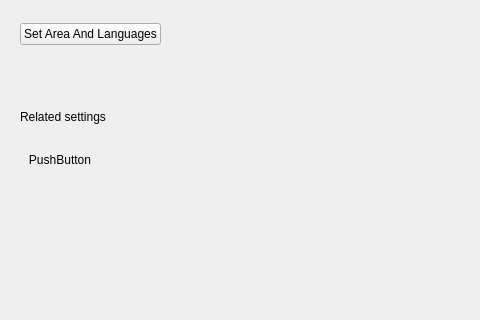
This is plugins/time-language/area/area.ui in ukui/ukui-control-center as Qt 5 draws it before an edit; both pictures show x 0 to 480 and y 135 to 455 of the 800 by 710 pixel window. The edited form follows.
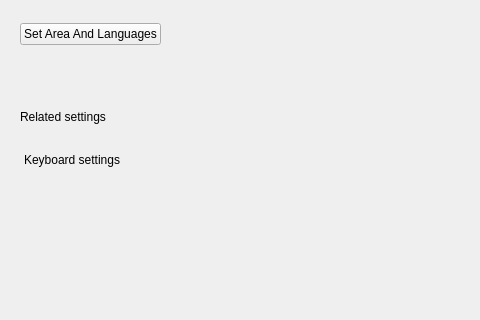
This is the edited form.

Diff of the .ui file:
```diff
--- a/plugins/time-language/area/area.ui
+++ b/plugins/time-language/area/area.ui
@@ -256,7 +256,7 @@
          <item>
           <widget class="QPushButton" name="pushButton_2">
            <property name="text">
-            <string>PushButton</string>
+            <string>Keyboard settings</string>
            </property>
            <property name="flat">
             <bool>true</bool>
```
Left out of the diff: 5 changed lines with no effect on the pictures.
